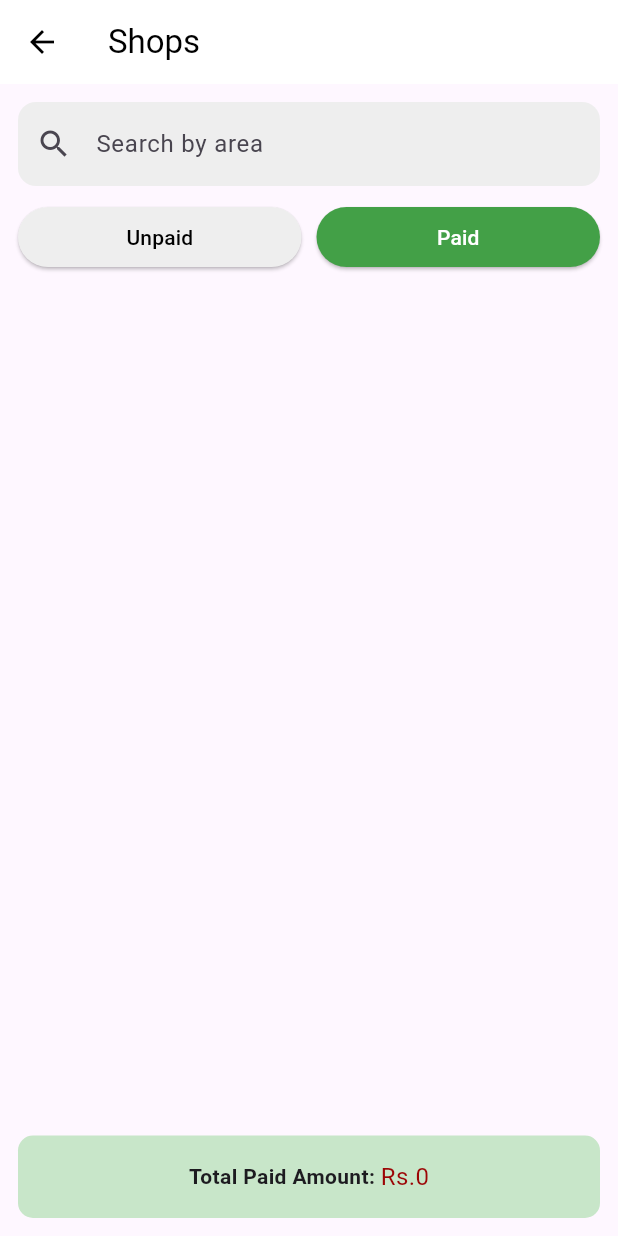
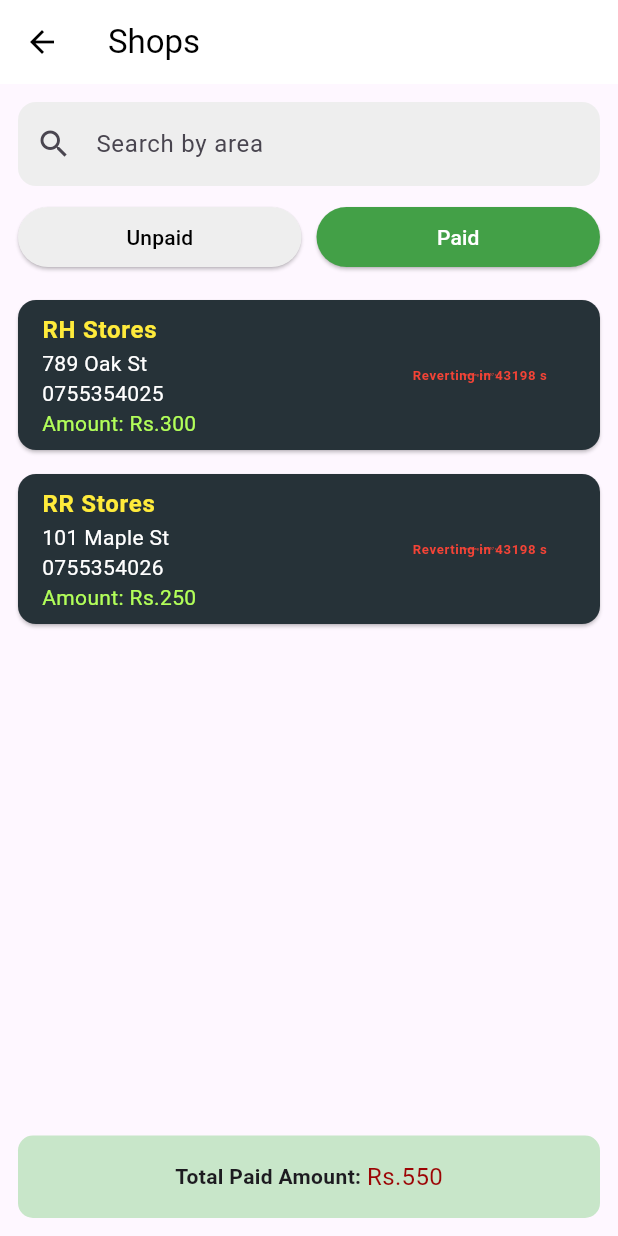
Before and after one commit to RusthyAhd/CashCollector-, a Flutter app: the ShopListScreen screen opened directly with empty values, after a tap on "Paid", on a phone screen of 412 x 824 dp. Run offline on Flutter 3.47's test engine with Material 3 defaults, Android fonts, the light colour scheme and no system bars; our stand-ins replace google_fonts, shared_preferences, shimmer; accounts and stored records are empty.

Commit message:
last edit

```diff
--- a/cash_collector/lib/screens/shoplistscreen.dart
+++ b/cash_collector/lib/screens/shoplistscreen.dart
@@ -1,4 +1,7 @@
 import 'package:flutter/material.dart';
+import 'package:shared_preferences/shared_preferences.dart';
+import 'dart:convert';
+import 'dart:async';
 import 'balance_screen.dart';
 
 class ShopListScreen extends StatefulWidget {
@@ -13,7 +16,7 @@ class _ShopListScreenState extends State<ShopListScreen> {
   final TextEditingController _searchController = TextEditingController();
   bool showUnpaid = true;
 
-  final List<Map<String, dynamic>> allShops = [
+  List<Map<String, dynamic>> allShops = [
     {
       "name": "ABC Store",
       "address": "123 Main St",
@@ -33,16 +36,79 @@ class _ShopListScreenState extends State<ShopListScreen> {
       "address": "789 Oak St",
       "phone": "0755354025",
       "status": "Paid",
-      "amount": null // Set to null initially
+      "amount": 300
     },
     {
       "name": "RR Stores",
       "address": "101 Maple St",
       "phone": "0755354026",
       "status": "Paid",
-      "amount": null // Set to null initially
+      "amount": 250
     },
   ];
+
+  Map<String, int> countdowns = {};
+  Map<String, Timer> timers = {};
+
+  @override
+  void initState() {
+    super.initState();
+    _loadShops();
+  }
+
+  @override
+  void dispose() {
+    for (var timer in timers.values) {
+      timer.cancel();
+    }
+    super.dispose();
+  }
+
+  Future<void> _loadShops() async {
+    final prefs = await SharedPreferences.getInstance();
+    final String? savedShops = prefs.getString('shops');
+    if (savedShops != null) {
+      setState(() {
+        allShops = List<Map<String, dynamic>>.from(json.decode(savedShops));
+      });
+    }
+
+    for (var shop in allShops) {
+      if (shop['status'] == 'Paid' && shop['amount'] != null) {
+        _startCountdown(shop['name']);
+      }
+    }
+  }
+
+  Future<void> _saveShops() async {
+    final prefs = await SharedPreferences.getInstance();
+    await prefs.setString('shops', json.encode(allShops));
+  }
+
+  void _startCountdown(String shopName) {
+    if (countdowns.containsKey(shopName)) return;
+
+    countdowns[shopName] = 43200; // Set countdown to 12 hours (43200 seconds)
+
+    timers[shopName]?.cancel();
+    timers[shopName] = Timer.periodic(const Duration(seconds: 1), (timer) {
+      if (!mounted) return;
+
+      setState(() {
+        if (countdowns[shopName]! > 0) {
+          countdowns[shopName] = countdowns[shopName]! - 1;
+        } else {
+          timer.cancel();
+          final shop = allShops.firstWhere((s) => s['name'] == shopName);
+          shop['status'] = 'Unpaid';
+          shop['amount'] = 0;
+          countdowns.remove(shopName);
+          timers.remove(shopName);
+          _saveShops();
+        }
+      });
+    });
+  }
 
   @override
   Widget build(BuildContext context) {
@@ -52,12 +118,10 @@ class _ShopListScreenState extends State<ShopListScreen> {
       final matchSearch = shop['name']
           .toLowerCase()
           .contains(_searchController.text.toLowerCase());
-      final hasValidAmount =
-          showUnpaid || shop['amount'] != null; // Exclude null amounts for Paid
+      final hasValidAmount = showUnpaid || shop['amount'] != null;
       return matchStatus && matchSearch && hasValidAmount;
     }).toList();
 
-    // Calculate total paid amount if showUnpaid is false
     int totalPaidAmount = 0;
     if (!showUnpaid) {
       totalPaidAmount = filteredShops.fold(
@@ -126,6 +190,9 @@ class _ShopListScreenState extends State<ShopListScreen> {
                 itemCount: filteredShops.length,
                 itemBuilder: (context, index) {
                   final shop = filteredShops[index];
+                  final name = shop['name'];
+                  final countdown = countdowns[name] ?? 0;
+
                   return Card(
                     color: Colors.blueGrey.shade900,
                     margin: const EdgeInsets.symmetric(vertical: 8),
@@ -137,23 +204,25 @@ class _ShopListScreenState extends State<ShopListScreen> {
                           context,
                           MaterialPageRoute(
                             builder: (context) => BalanceScreen(
-                              shopName: shop['name'],
-                              onBalanceAdjusted: (shopName, reducedAmount) {
+                              shopName: name,
+                              onBalanceAdjusted:
+                                  (shopName, reducedAmount) async {
                                 setState(() {
-                                  // Find the shop and update its status and amount
                                   final shopToUpdate = allShops
                                       .firstWhere((s) => s['name'] == shopName);
                                   shopToUpdate['status'] = 'Paid';
-                                  shopToUpdate['amount'] = reducedAmount
-                                      .toInt(); // Set the reduced amount
+                                  shopToUpdate['amount'] =
+                                      reducedAmount.toInt();
                                 });
+                                _startCountdown(shopName);
+                                await _saveShops();
                               },
                             ),
                           ),
                         );
                       },
                       title: Text(
-                        shop['name'],
+                        name,
                         style: const TextStyle(
                             color: Colors.yellow, fontWeight: FontWeight.bold),
                       ),
@@ -171,8 +240,23 @@ class _ShopListScreenState extends State<ShopListScreen> {
                                     color: Colors.lightGreenAccent)),
                         ],
                       ),
-                      trailing: const Icon(Icons.location_pin,
-                          color: Colors.pinkAccent),
+                      trailing: shop['status'] == 'Paid' &&
+                              countdowns.containsKey(name)
+                          ? AnimatedSwitcher(
+                              duration: const Duration(milliseconds: 500),
+                              transitionBuilder: (child, animation) =>
+                                  ScaleTransition(
+                                      scale: animation, child: child),
+                              child: Text(
+                                "Reverting in $countdown s",
+                                key: ValueKey<int>(countdown),
+                                style: const TextStyle(
+                                    color: Colors.red,
+                                    fontWeight: FontWeight.bold),
+                              ),
+                            )
+                          : const Icon(Icons.location_pin,
+                              color: Colors.pinkAccent),
                     ),
                   );
                 },
--- a/cash_collector/pubspec.yaml
+++ b/cash_collector/pubspec.yaml
@@ -37,6 +37,7 @@ dependencies:
   cupertino_icons: ^1.0.8
   google_fonts: ^6.2.1
   shimmer: ^3.0.0
+  shared_preferences: ^2.5.3
 
 dev_dependencies:
   flutter_test:
```
Also changed, not shown: cash_collector/pubspec.lock, 1 other file.
